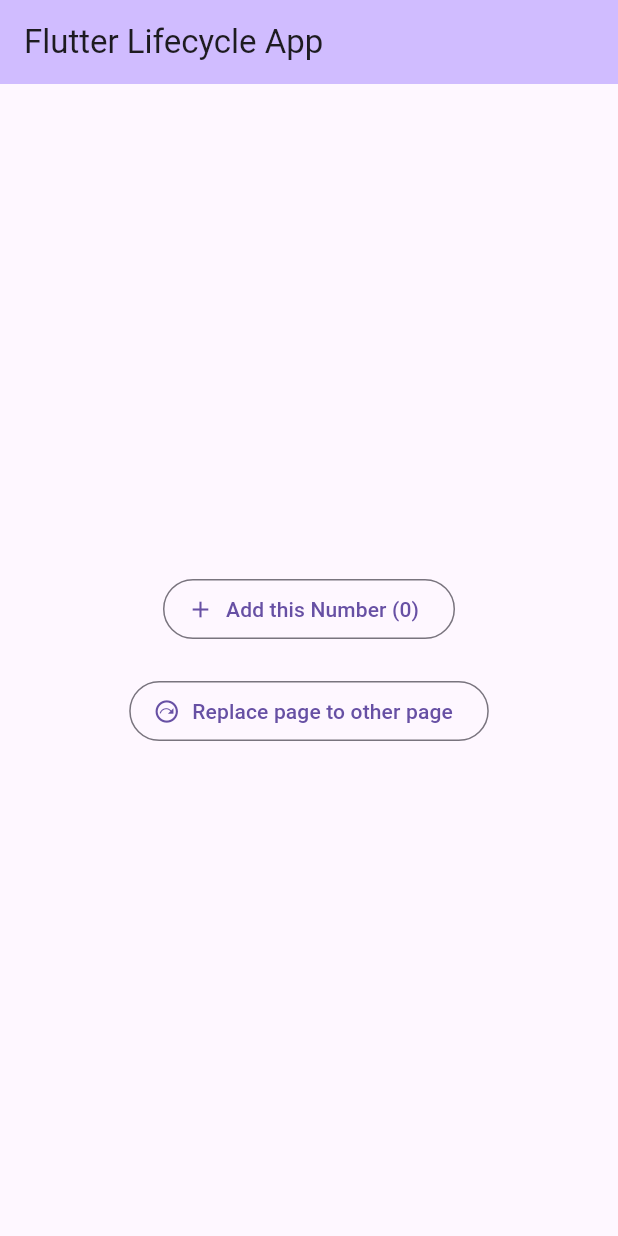
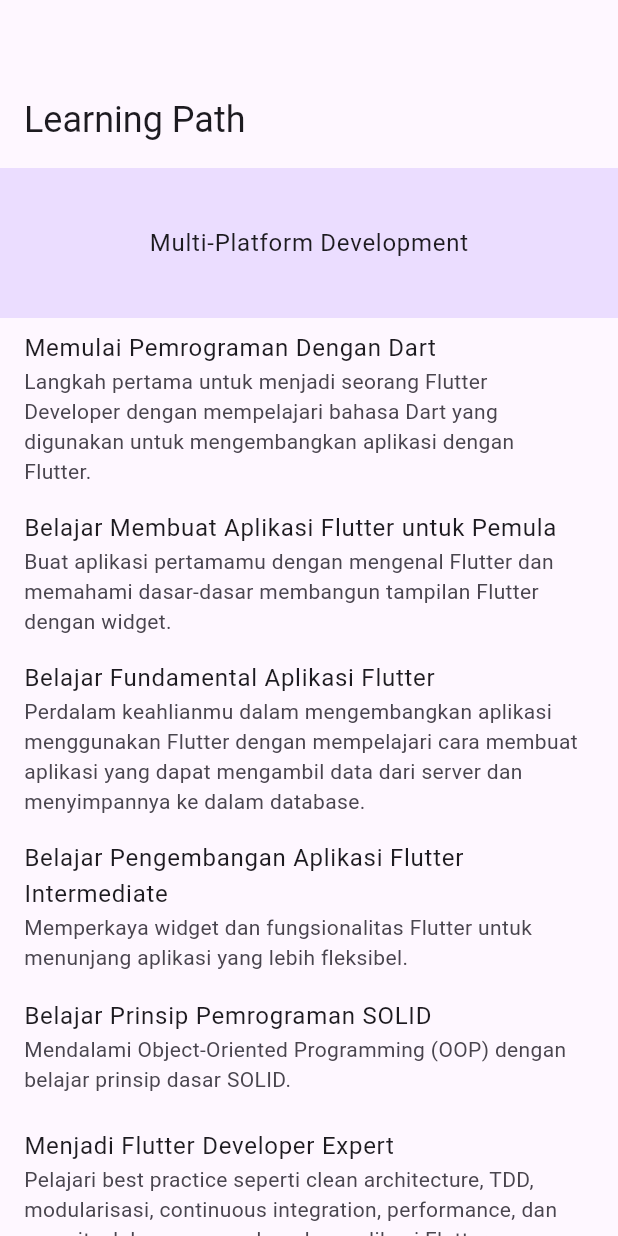
Before and after one commit to reaven75/flutter-fundamental, a Flutter app: the screen it shows after launch, on a phone screen of 412 x 824 dp. Run offline on Flutter 3.47's test engine with Material 3 defaults, Android fonts, the phone set to English and light mode, and no system bars.

Commit message:
Learn Sliver Widget

```diff
--- a/lib/main.dart
+++ b/lib/main.dart
@@ -1,15 +1,11 @@
 import 'package:flutter/material.dart';
-
-import 'package:flutter_fundamental/pages/my_stateful_widget_page.dart';
+import 'package:flutter_fundamental/pages/learning_path_screen.dart';
 
 void main() {
   runApp(const MyApp());
 }
 
 class MyApp extends StatelessWidget {
-
-
-
   const MyApp({super.key});
 
   @override
@@ -17,8 +13,11 @@
     return MaterialApp(
       debugShowCheckedModeBanner: false,
       title: 'Flutter Demo',
-      theme: ThemeData(primarySwatch: Colors.blue),
-      home: const MyStatefulWidget(),
+      theme: ThemeData(
+        colorScheme: ColorScheme.fromSeed(seedColor: Colors.deepPurple),
+        useMaterial3: true,
+      ),
+      home: const LearningPathScreen(),
     );
   }
 }
--- /dev/null
+++ b/lib/model/dicoding_classes.dart
@@ -0,0 +1,138 @@
+
+
+
+class DicodingCourse {
+  final String title;
+  final String description;
+
+  DicodingCourse({required this.title, required this.description});
+}
+
+
+final List<DicodingCourse> androidPath = [
+ DicodingCourse(
+   title: 'Memulai Pemrograman Dengan Kotlin',
+   description:
+       'Langkah pertama untuk menjadi seorang Android Developer dengan mempelajari bahasa yang direkomendasikan oleh Google.',
+ ),
+ DicodingCourse(
+   title: 'Belajar Membuat Aplikasi Android untuk Pemula',
+   description:
+       'Buat aplikasi pertamamu dengan memahami dasar-dasar membuat tampilan dan logika aplikasi.',
+ ),
+ DicodingCourse(
+   title: 'Belajar Fundamental Aplikasi Android',
+   description:
+       'Perdalam keahlianmu di dunia pemrograman Android dengan mempelajari cara membuat aplikasi yang dapat mengambil data dari server dan menyimpannya ke dalam database.',
+ ),
+ DicodingCourse(
+   title: 'Belajar Pengembangan Aplikasi Android Intermediate',
+   description:
+       'Perdalam keahlian untuk menjadi Associate Android Developer yang fokus pada pengalaman pengguna yang lebih baik.',
+ ),
+ DicodingCourse(
+   title: 'Belajar Prinsip Pemrograman SOLID',
+   description:
+       'Memperkaya modal menjadi Android Developer dengan belajar prinsip dasar SOLID.',
+ ),
+ DicodingCourse(
+   title: 'Menjadi Android Developer Expert',
+   description:
+       'Jadilah developer expert dengan belajar berbagai macam skill yang diperlukan di dunia industri, termasuk performa dan keamanan aplikasi.',
+ ),
+];
+
+
+final List<DicodingCourse> iosPath = [
+ DicodingCourse(
+   title: 'Memulai Pemrograman Dengan Swift',
+   description:
+       'Langkah pertama untuk menjadi seorang iOS Developer dengan mempelajari bahasa yang direkomendasikan oleh Apple Inc.',
+ ),
+ DicodingCourse(
+   title: 'Belajar Membuat Aplikasi iOS untuk Pemula',
+   description:
+       'Buat aplikasi iOS pertamamu dengan memahami dasar-dasar membuat tampilan dan logika aplikasi.',
+ ),
+ DicodingCourse(
+   title: 'Belajar Fundamental Aplikasi iOS',
+   description:
+       'Perdalam keahlianmu di dunia pemrograman iOS dengan mempelajari cara membuat aplikasi yang dapat mengambil data dari server dan menyimpannya ke dalam database.',
+ ),
+ DicodingCourse(
+   title: 'Belajar Prinsip Pemrograman SOLID',
+   description:
+       'Memperkaya modal menjadi iOS Developer dengan belajar prinsip dasar SOLID.',
+ ),
+ DicodingCourse(
+   title: 'Menjadi iOS Developer Expert',
+   description:
+       'Jadilah iOS Developer Expert dengan belajar berbagai macam skill yang diperlukan di dunia industri.',
+ ),
+];
+
+final List<DicodingCourse> multiplatformPath = [
+ DicodingCourse(
+   title: 'Memulai Pemrograman Dengan Dart',
+   description:
+       'Langkah pertama untuk menjadi seorang Flutter Developer dengan mempelajari bahasa Dart yang digunakan untuk mengembangkan aplikasi dengan Flutter.',
+ ),
+ DicodingCourse(
+   title: 'Belajar Membuat Aplikasi Flutter untuk Pemula',
+   description:
+       'Buat aplikasi pertamamu dengan mengenal Flutter dan memahami dasar-dasar membangun tampilan Flutter dengan widget.',
+ ),
+ DicodingCourse(
+   title: 'Belajar Fundamental Aplikasi Flutter',
+   description:
+       'Perdalam keahlianmu dalam mengembangkan aplikasi menggunakan Flutter dengan mempelajari cara membuat aplikasi yang dapat mengambil data dari server dan menyimpannya ke dalam database.',
+ ),
+ DicodingCourse(
+   title: 'Belajar Pengembangan Aplikasi Flutter Intermediate',
+   description:
+       'Memperkaya widget dan fungsionalitas Flutter untuk menunjang aplikasi yang lebih fleksibel. ',
+ ),
+ DicodingCourse(
+   title: 'Belajar Prinsip Pemrograman SOLID',
+   description:
+       'Mendalami Object-Oriented Programming (OOP) dengan belajar prinsip dasar SOLID.',
+ ),
+ DicodingCourse(
+   title: 'Menjadi Flutter Developer Expert',
+   description:
+       'Pelajari best practice seperti clean architecture, TDD, modularisasi, continuous integration, performance, dan security dalam mengembangkan aplikasi Flutter.',
+ ),
+];
+
+final List<DicodingCourse> webPath = [
+ DicodingCourse(
+   title: 'Belajar Dasar Pemrograman Web',
+   description:
+       'Belajar dasar adalah langkah yang tidak boleh dilewatkan untuk mahir di bidang apa pun. Di sini, Anda akan belajar dasar dari HTML, CSS, dan JavaScript sebagai 3 pilar pembentuk website.',
+ ),
+ DicodingCourse(
+   title: 'Belajar Dasar Pemrograman JavaScript',
+   description:
+       'Kuasai JavaScript sebagai bahasa pemrograman populer, mulai dari fundamental, sintaks dan fitur ES6, hingga konsep automation test menggunakan framework ternama.',
+ ),
+ DicodingCourse(
+   title: 'Belajar Membuat Front-End Web untuk Pemula',
+   description:
+       'Seorang Front-End Web Developer harus mahir menggunakan JavaScript agar mampu membuat website yang interaktif. Di langkah ini, Anda akan belajar banyak tentang JavaScript untuk membuat website-mu menarik.',
+ ),
+ DicodingCourse(
+   title: 'Belajar Fundamental Front-End Web Development',
+   description:
+       'Agar pengalaman mengembangkan website lebih seru, gunakanlah tools modern, seperti Webpack. Selain itu, Anda akan belajar bagaimana menampilkan data dari server sehingga webmu bisa menampilkan data yang dinamis.',
+ ),
+ DicodingCourse(
+   title: 'Belajar Tools Front-End Web Intermediate',
+   description:
+       'Persiapkan skill-mu sebagai langkah awal untuk memasuki dunia industri dengan mempelajari tools untuk meningkatkan kualitas aplikasi web kamu. Di langkah ini, kamu akan mempelajari tools yang banyak digunakan di industri.',
+ ),
+ DicodingCourse(
+   title: 'Menjadi Front-End Web Developer Expert',
+   description:
+       'Menjadi seorang expert adalah impian setiap developer. Untuk itu, Anda perlu mempelajari prinsip dan materi expert seperti testing dan performance di sini. Di langkah ini juga, Anda diarahkan untuk membuat web aplikasi yang modern.',
+ ),
+];
--- /dev/null
+++ b/lib/pages/learning_path_screen.dart
@@ -0,0 +1,65 @@
+import 'package:flutter/material.dart';
+import 'package:flutter_fundamental/model/dicoding_classes.dart';
+import 'package:flutter_fundamental/utils/sliver_header_delegate.dart';
+import 'package:flutter_fundamental/widget/ListtileItem.dart';
+
+class LearningPathScreen extends StatelessWidget {
+  const LearningPathScreen({super.key});
+
+  @override
+  Widget build(BuildContext context) {
+    return Scaffold(
+      body: CustomScrollView(
+        slivers: [
+          const SliverAppBar.medium(title: Text('Learning Path')),
+          _header(context, 'Multi-Platform Development'),
+          SliverList(
+            delegate: SliverChildBuilderDelegate((context, index) {
+              return ListTileItem(dicodingCourse: multiplatformPath[index]);
+            }, childCount: multiplatformPath.length),
+          ),
+          _header(context, 'IOS Developher'),
+          SliverGrid(
+            delegate: SliverChildBuilderDelegate((context, index) {
+              return ListTileItem(dicodingCourse: iosPath[index]);
+            }, childCount: iosPath.length),
+
+            gridDelegate: const SliverGridDelegateWithFixedCrossAxisCount(
+              crossAxisCount: 2,
+            ),
+          ),
+          _header(context, 'Android Developer'),
+          SliverList.builder(
+            itemCount: androidPath.length,
+            itemBuilder: (context, index) {
+              return ListTileItem(dicodingCourse: androidPath[index]);
+            },
+          ),
+          _header(context, 'Front-End Web Developer'),
+          SliverGrid.count(
+            crossAxisCount: 2,
+          children: webPath
+          .map((webClass) => ListTileItem(dicodingCourse: webClass))
+          .toList()
+          ),
+        ],
+      ),
+    );
+  }
+}
+
+SliverPersistentHeader _header(BuildContext context, String text) {
+  return SliverPersistentHeader(
+    pinned: true,
+    delegate: SliverHeaderDelegate(
+      minHeight: 60,
+      maxHeight: 100,
+      child: Container(
+        color: Theme.of(context).colorScheme.primaryContainer,
+        child: Center(
+          child: Text(text, style: Theme.of(context).textTheme.bodyLarge),
+        ),
+      ),
+    ),
+  );
+}
--- a/lib/pages/my_stateful_widget_page.dart
+++ /dev/null
@@ -1,101 +0,0 @@
-import 'package:flutter/material.dart';
-import 'package:flutter_fundamental/pages/my_stateless_widget_page.dart';
-
-class MyStatefulWidget extends StatefulWidget {
-  const MyStatefulWidget({super.key});
-
-  @override
-  State<MyStatefulWidget> createState() => _MyStatefulWidgetState();
-}
-
-class _MyStatefulWidgetState extends State<MyStatefulWidget> {
-  late final AppLifecycleListener _listener;
-  int _counter = 0;
-
-
-
-  @override
-  void initState() {
-    super.initState();
-     debugPrint("widget-initState");
-     _listener = AppLifecycleListener(
-      onDetach: () => debugPrint('app-detached'),
-     onInactive: () => debugPrint('app-inactive'),
-     onPause: () => debugPrint('app-paused'),
-     onResume: () => debugPrint('app-resumed'),
-     onRestart: () => debugPrint('app-restarted'),
-     onShow: () => debugPrint("app-showed"),
-     onHide: () => debugPrint("app-hide"),
-
-     );
-
-  }
-
-  @override
-  void didChangeDependencies() {
-    super.didChangeDependencies();
-    debugPrint("widget-didChangeDependencies");
-  }
-
-  @override
-  void setState(VoidCallback fn){
-    super.setState(fn);
-      debugPrint("widget-setState");
-
-  }
-
-  @override
- void dispose() {
-  _listener.dispose();
-   debugPrint("widget-dispose");
-   super.dispose();
- }
-
-  void _incrementCounter() {
-    setState(() {
-      _counter++;
-    });
-  }
-
-
-
-  void _nextPage() {
-    Navigator.pushReplacement(
-      context,
-      PageRouteBuilder(
-        pageBuilder: (context, animation, secondaryAnimation) {
-          return const MyStatelessWidget();
-        },
-      ),
-    );
-  }
-
-  @override
-  Widget build(BuildContext context) {
-    debugPrint("widget-build");
-    return Scaffold(
-      appBar: AppBar(
-        backgroundColor: Theme.of(context).colorScheme.inversePrimary,
-        title: const Text('Flutter Lifecycle App'),
-      ),
-      body: Center(
-        child: Column(
-          mainAxisAlignment: MainAxisAlignment.center,
-          children: [
-            OutlinedButton.icon(
-              onPressed: _incrementCounter,
-              icon: const Icon(Icons.add),
-              label: Text("Add this Number ($_counter)"),
-            ),
-            const SizedBox.square(dimension: 20),
-            OutlinedButton.icon(
-              onPressed: _nextPage,
-              icon: const Icon(Icons.next_plan_outlined),
-              label: Text("Replace page to other page"),
-            ),
-          ],
-        ),
-      ),
-    );
-  }
-}
--- a/lib/pages/my_stateless_widget_page.dart
+++ /dev/null
@@ -1,42 +0,0 @@
-import 'package:flutter/material.dart';
-import 'package:flutter_fundamental/pages/my_stateful_widget_page.dart';
-
-class MyStatelessWidget extends StatelessWidget {
-  const MyStatelessWidget({super.key});
-
-  void _nextPage(BuildContext context) {
-    Navigator.pushReplacement(
-      context,
-      PageRouteBuilder(
-        pageBuilder: (context, animation, secondaryAnimation) {
-          return const MyStatefulWidget();
-        },
-      ),
-    );
-  }
-
-  @override
-  Widget build(BuildContext context) {
-    return Scaffold(
-      appBar: AppBar(
-        backgroundColor: Theme.of(context).colorScheme.inversePrimary,
-        title: const Text('My Stateless Widget'),
-      ),
-      body: Center(
-          child: Column(
-            mainAxisAlignment: MainAxisAlignment.center,
-            children: [
-              const Text('You have pushed this button to go to MyStatefulWidget page'),
-              FloatingActionButton.small(onPressed: () {
-                _nextPage(context);
-              },
-              heroTag: "go to stateful Widget",
-              tooltip: "Next",
-              child: Icon(Icons.next_plan_outlined),
-              )
-            ],
-          ),
-      ),
-    );
-  }
-}
--- /dev/null
+++ b/lib/utils/sliver_header_delegate.dart
@@ -0,0 +1,40 @@
+
+
+
+import 'package:flutter/material.dart';
+
+class SliverHeaderDelegate extends SliverPersistentHeaderDelegate {
+
+  final double minHeight;
+  final double maxHeight;
+  final Widget child;
+
+  SliverHeaderDelegate({
+    required this.minHeight,
+    required this.maxHeight,
+    required this.child,
+  });
+
+  @override
+  Widget build(BuildContext context, double shrinkOffset, bool overlapsContent) {
+    // TODO: implement build
+
+    return child;
+
+  }
+
+  @override
+  double get maxExtent => maxHeight;
+
+  @override
+
+  double get minExtent =>minHeight;
+
+  @override
+  bool shouldRebuild(covariant SliverHeaderDelegate oldDelegate) {
+    return maxHeight != oldDelegate.maxHeight ||
+        minHeight != oldDelegate.minHeight ||
+        child != oldDelegate.child;
+  }
+
+}
--- /dev/null
+++ b/lib/widget/ListtileItem.dart
@@ -0,0 +1,23 @@
+import 'package:flutter/material.dart';
+import 'package:flutter_fundamental/model/dicoding_classes.dart';
+
+class ListTileItem extends StatelessWidget {
+  final DicodingCourse dicodingCourse;
+
+  const ListTileItem({super.key, required this.dicodingCourse});
+
+  @override
+  Widget build(BuildContext context) {
+    return ListTile(
+      title: Text(dicodingCourse.title),
+      subtitle: Text(dicodingCourse.description,
+      maxLines: 5,
+      overflow: TextOverflow.ellipsis,
+      ),
+      isThreeLine: true,
+      onTap: () {
+
+      },
+    );
+  }
+}
```
